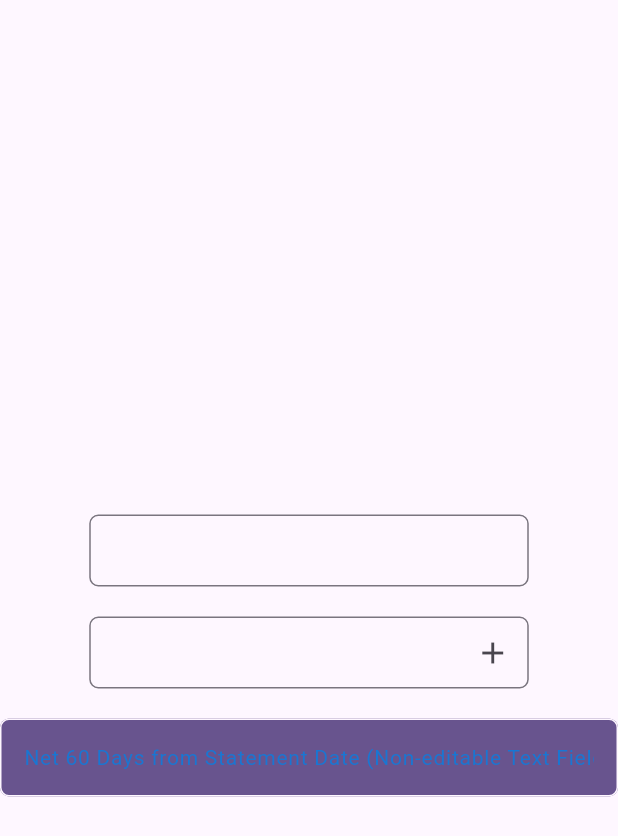
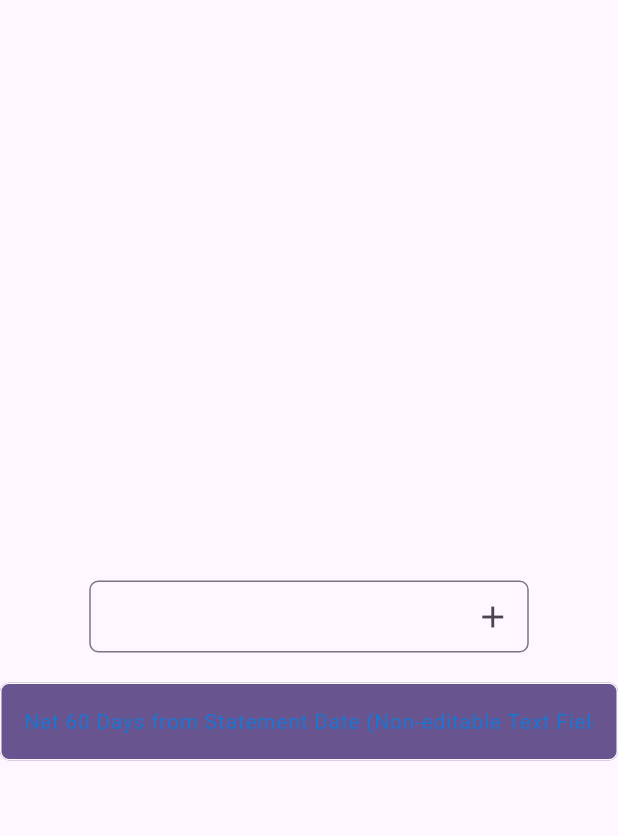
Before and after one commit to najeebnaju512/demo_work, a Flutter app: the ExampleMain screen opened directly, on a phone screen of 412 x 824 dp. Shown: the top 836 px of the screen. Run offline on Flutter 3.47's test engine with Material 3 defaults, Android fonts, the phone set to English and light mode, and no system bars.

Commit message:
removed other

```diff
--- a/lib/textfield_widgets/colors/color_constants.dart
+++ b/lib/color_constants.dart
@@ -1,3 +1,4 @@
+/*
 import 'package:flutter/material.dart';
 
 class ColorConstants {
@@ -6,3 +7,4 @@
   static Color textBorder = const Color(0XFFCBCBCB);
   static Color textFillColor = const Color(0XFFFAFAFA);
 }
+*/
--- a/lib/textfield_widgets/edit_textfield.dart
+++ /dev/null
@@ -1,57 +0,0 @@
-import 'package:flutter/material.dart';
-import 'package:demo_work/textfield_widgets/colors/color_constants.dart';
-
-class EditTextField extends StatelessWidget {
-  final Icon? suffixIcon;
-  final TextEditingController? controller;
-  final void Function()? onSuffixIconPressed;
-
-  EditTextField({
-    this.suffixIcon,
-    this.controller,
-    this.onSuffixIconPressed,
-  });
-
-  @override
-  Widget build(BuildContext context) {
-    return GestureDetector(
-      onTap: () {
-        FocusScope.of(context).requestFocus(new FocusNode());
-      },
-      child: SizedBox(
-        width: 293,
-        height: 48,
-        child: TextField(
-          controller: controller,
-          style: TextStyle(
-            color: ColorConstants.black,
-            fontWeight: FontWeight.w400,
-            fontSize: 14,
-          ),
-          decoration: InputDecoration(
-            border: OutlineInputBorder(
-              borderRadius: BorderRadius.circular(6),
-              borderSide: BorderSide(
-                color: ColorConstants.textBorder,
-                width: 1,
-              ),
-            ),
-            suffixIcon: suffixIcon != null
-                ? IconButton(
-                    icon: suffixIcon!,
-                    onPressed: onSuffixIconPressed,
-                  )
-                : null,
-            disabledBorder: OutlineInputBorder(
-              borderRadius: BorderRadius.circular(6),
-              borderSide: BorderSide(
-                color: ColorConstants.textBorder,
-                width: 1,
-              ),
-            ),
-          ),
-        ),
-      ),
-    );
-  }
-}
--- a/lib/textfield_widgets/example_main.dart
+++ b/lib/textfield_widgets/example_main.dart
@@ -1,11 +1,9 @@
-import 'dart:developer';
-
-import 'package:demo_work/textfield_widgets/edit_textfield.dart';
-import 'package:demo_work/textfield_widgets/conditional_textfield.dart';
+import 'package:demo_work/textfield_widgets/textfield_widget.dart';
 import 'package:flutter/material.dart';
 
 void main() {
-  runApp(MaterialApp(
+  runApp(
+    MaterialApp(
       theme: ThemeData(
           useMaterial3: true,
           primaryColor: Color(0XFFFAFAFA),
@@ -17,7 +15,8 @@
           child: ExampleMain(),
         ),
       ),
-  ));
+    ),
+  );
 }
 
 class ExampleMain extends StatefulWidget {
@@ -38,23 +37,20 @@
             const SizedBox(
               height: 50,
             ),
-            EditTextField(
-                // controller: _controller,
-                ),
             SizedBox(
               height: 20,
             ),
-            ConditionalTextField(
+            TextFieldWidget(
               isEditable: true,
               suffixIcon: Icon(Icons.add),
               onSuffixIconPressed: () {
-                log("-----------");
+                print("-suffix button pressed-");
               },
             ),
             SizedBox(
               height: 20,
             ),
-            ConditionalTextField(
+            TextFieldWidget(
               isEditable: false,
             )
           ],
--- a/lib/textfield_widgets/conditional_textfield.dart
+++ b/lib/textfield_widgets/textfield_widget.dart
@@ -1,12 +1,12 @@
 import 'package:flutter/material.dart';
 
-class ConditionalTextField extends StatelessWidget {
+class TextFieldWidget extends StatelessWidget {
   final bool isEditable;
   final TextEditingController? controller;
   final Icon? suffixIcon;
   final void Function()? onSuffixIconPressed;
 
-  ConditionalTextField({
+  TextFieldWidget({
     required this.isEditable,
     this.controller,
     this.suffixIcon,
```
Also changed, not shown: lib/textfield_widgets/non_editable_textfield.dart (deleted, +0 -43 lines). Lines whose indentation alone changed are shown as unchanged.
